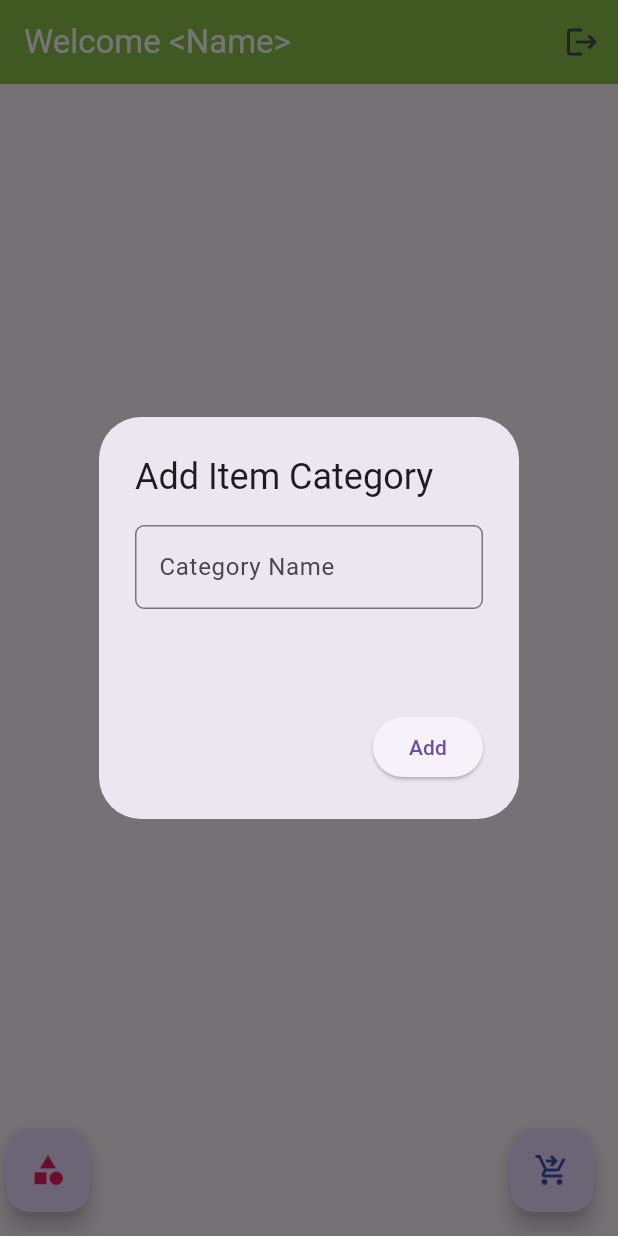
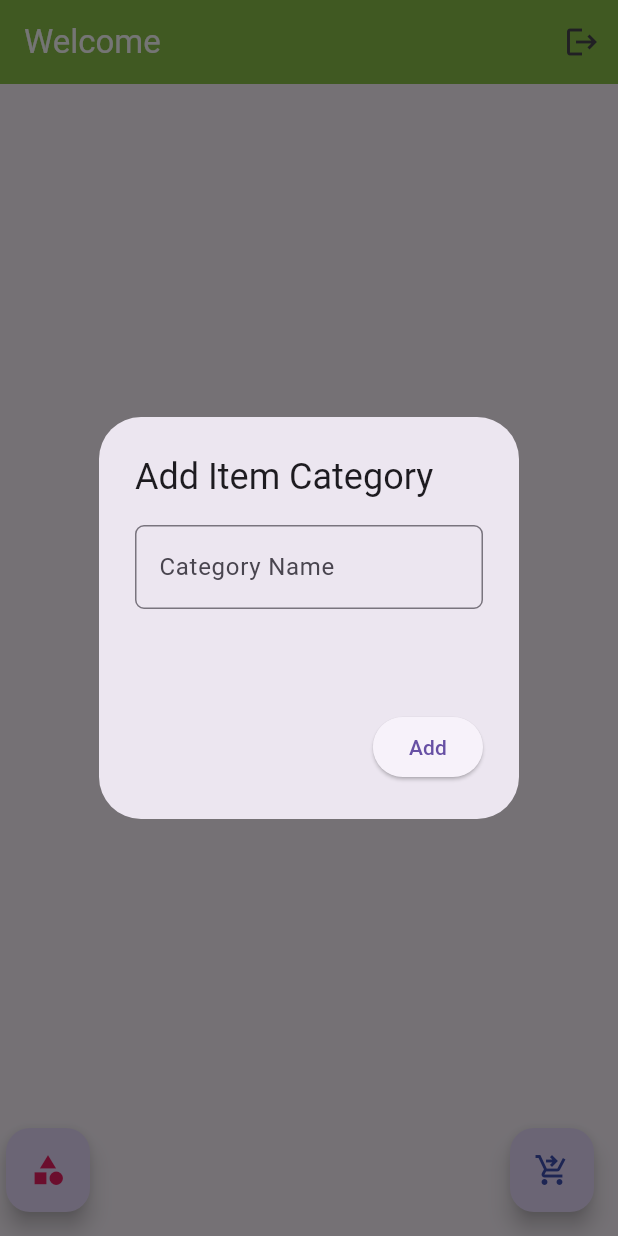
Before and after one commit to krishnakr05/item-registration, a Flutter app: the screen it shows once a user with an empty profile is signed in, after a tap on the "logout" icon, after a tap on the "category" icon, on a phone screen of 412 x 824 dp. Run offline on Flutter 3.47's test engine with Material 3 defaults, Android fonts, the phone set to English and light mode, and no system bars; our stand-ins replace cloud_firestore, firebase_auth, firebase_core; accounts and stored records are empty; generated files the repository leaves out were written again; network calls fail.

Commit message:
Fix: user's actual name instead of placeholder in appbar

```diff
--- a/lib/Presentation/product_home.dart
+++ b/lib/Presentation/product_home.dart
@@ -1,3 +1,4 @@
+import 'package:cloud_firestore/cloud_firestore.dart';
 import 'package:firebase_auth/firebase_auth.dart';
 import 'package:flutter/material.dart';
 import 'package:item_registration/Core/core.dart';
@@ -7,8 +8,15 @@ import 'package:item_registration/Model/item_model.dart';
 import 'package:item_registration/Presentation/login_screen.dart';
 import 'package:item_registration/main.dart';
 
-class ScreenProductHome extends StatelessWidget {
-  ScreenProductHome({super.key});
+class ScreenProductHome extends StatefulWidget {
+  const ScreenProductHome({super.key});
+
+  @override
+  State<ScreenProductHome> createState() => _ScreenProductHomeState();
+}
+
+class _ScreenProductHomeState extends State<ScreenProductHome> {
+  //ScreenProductHome({super.key});
   final itemCategoryController = TextEditingController();
   String? selectedItemCategory;
   final itemNameController = TextEditingController();
@@ -18,6 +26,29 @@ class ScreenProductHome extends StatelessWidget {
   final _formItem = GlobalKey<FormState>();
   int itemCategoryId = 0;
   int itemId = 0;
+  String? userName;
+
+  @override
+  void initState() {
+    super.initState();
+    fetchUserName();
+  }
+
+  Future<void> fetchUserName() async {
+    final user = FirebaseAuth.instance.currentUser;
+    if (user != null) {
+      final userDoc = await FirebaseFirestore.instance
+          .collection('users')
+          .doc(user.uid)
+          .get();
+      if (userDoc.exists) {
+        setState(() {
+          userName = userDoc.data()?['name'] ?? user.email?.split('@')[0];
+        });
+      }
+    }
+  }
+
   @override
   Widget build(BuildContext context) {
     final Future<void> _loadData = Future(() async {
@@ -34,7 +65,10 @@ class ScreenProductHome extends StatelessWidget {
         return Scaffold(
           appBar: AppBar(
             backgroundColor: Colors.lightGreen,
-            title: Text('Welcome <Name>', style: TextStyle(color: Colors.white)),
+            title: Text(
+              userName == null ? 'Welcome' : 'Welcome $userName',
+              style: const TextStyle(color: Colors.white),
+            ),
             actions: [
               IconButton(
                 icon: const Icon(Icons.logout),
```
